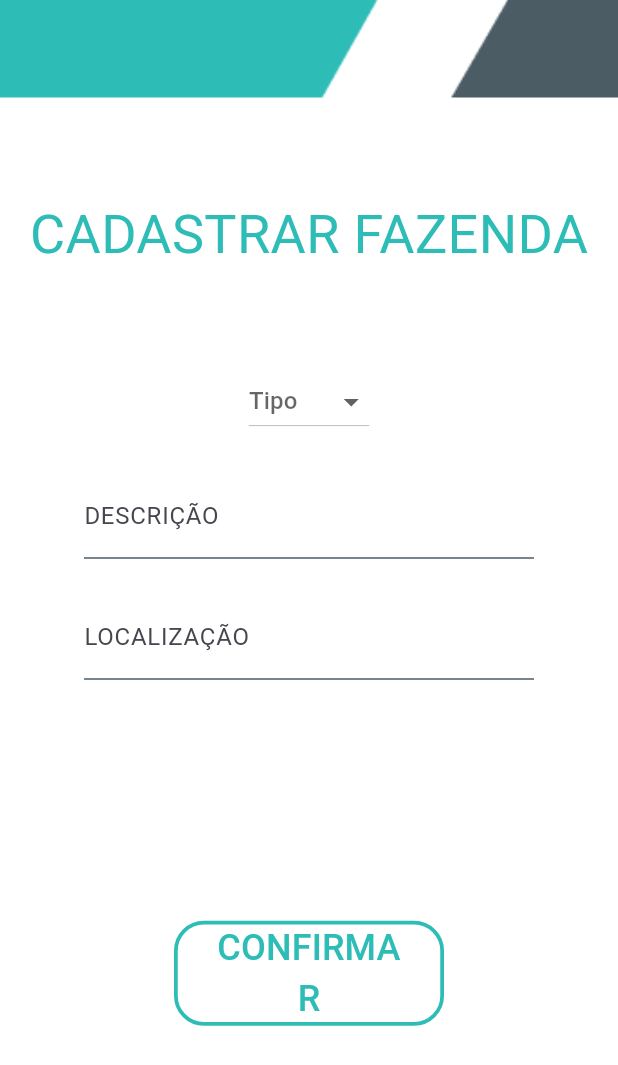
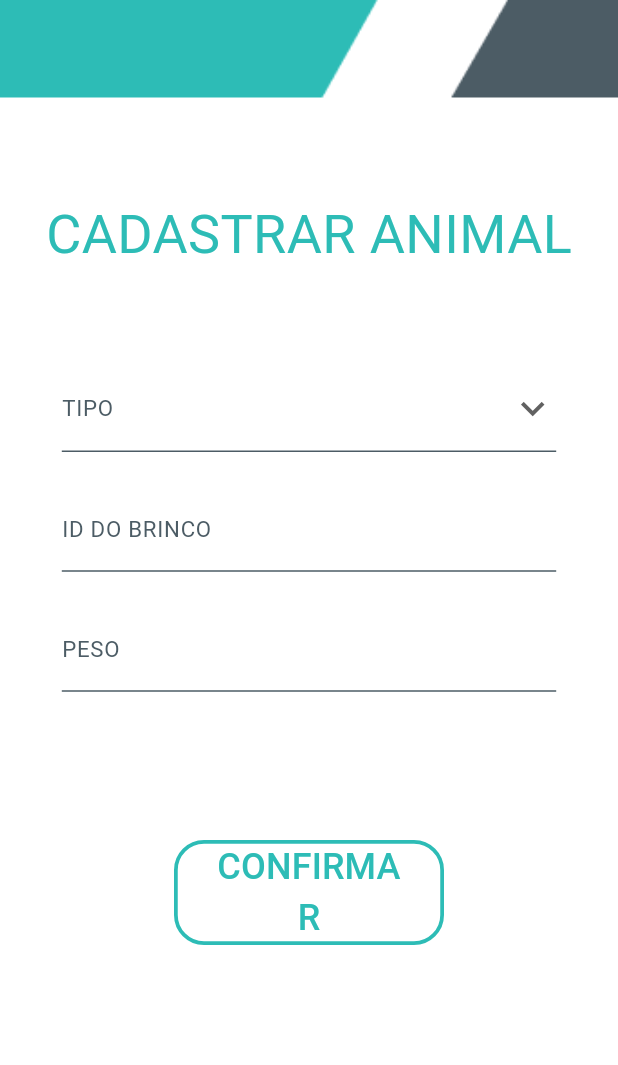
Before and after one commit to AndreLGDM/Tryber, a Flutter app: the screen it shows after launch, on a phone screen of 412 x 824 dp. Shown: the top 1065 px of the screen. Run offline on Flutter 3.47's test engine with Material 3 defaults, Android fonts, the phone set to English and light mode, and no system bars; our stand-ins replace google_fonts; Roboto replaces fonts that are missing (Kanit).

Commit message:
Added SingleChildScrollView when missing and finalized customDropDown

```diff
--- a/lib/models/body_design.dart
+++ b/lib/models/body_design.dart
@@ -30,9 +30,8 @@ class BodyDesign extends StatelessWidget {
             ),
             Expanded(
               child: Container(
-                color: const Color(0xFFFFFFFF),
-                child: const RegisterAnimal(),
-              ),
+                  color: const Color(0xFFFFFFFF),
+                  child: const RegisterAnimal()),
             ),
           ],
         ),
--- a/lib/models/custom_dropdown.dart
+++ b/lib/models/custom_dropdown.dart
@@ -1,36 +1,101 @@
 import 'package:flutter/material.dart';
+import 'package:google_fonts/google_fonts.dart';
 
-class CustomDropdown extends StatefulWidget {
-  const CustomDropdown({super.key, required this.items, required this.hint});
+class CustomDropdownWidget extends StatefulWidget {
+  const CustomDropdownWidget({super.key, required this.list});
 
-  final List<String> items;
-  final String hint;
+  final List<String> list;
 
   @override
-  State<CustomDropdown> createState() {
-    return _CustomDropdownState();
+  State<StatefulWidget> createState() {
+    return _CustomDropdownWidgetState();
   }
 }
 
-class _CustomDropdownState extends State<CustomDropdown> {
-  String? _selectedItem;
+class _CustomDropdownWidgetState extends State<CustomDropdownWidget> {
+  List<String> listaOriginal = [];
+  String? valueChoose;
+
+  @override
+  void initState() {
+    super.initState();
+    listaOriginal = List.of(widget.list);
+    valueChoose = null;
+  }
+
+  void _updateList(String? newValue) {
+    setState(() {
+      if (newValue != null) {
+        valueChoose = newValue;
+      } else {
+        valueChoose = null;
+      }
+    });
+  }
+
+  List<String> _getTemporaryList() {
+    if (valueChoose == null) {
+      return List.of(listaOriginal);
+    } else {
+      List<String> tempList = List.of(listaOriginal);
+      tempList.remove(valueChoose);
+      tempList.insert(0, valueChoose!);
+      return tempList;
+    }
+  }
 
   @override
   Widget build(BuildContext context) {
-    return DropdownButton<String>(
-      hint: Text(widget.hint),
-      value: _selectedItem,
-      onChanged: (String? newValue) {
-        setState(() {
-          _selectedItem = newValue;
-        });
-      },
-      items: widget.items.map<DropdownMenuItem<String>>((String value) {
-        return DropdownMenuItem<String>(
-          value: value,
-          child: Text(value),
-        );
-      }).toList(),
+    List<String> listaTemporaria = _getTemporaryList();
+
+    return SizedBox(
+      height: MediaQuery.of(context).size.height * 0.07,
+      width: MediaQuery.of(context).size.width * 0.8,
+      child: DropdownButtonFormField(
+        decoration: InputDecoration(
+          labelText: 'TIPO',
+          labelStyle: GoogleFonts.kanit(
+              color: const Color(0xFF4C5C65),
+              fontSize: MediaQuery.of(context).size.height * 0.018),
+          floatingLabelStyle: const TextStyle(color: Color(0xFF2DBCB6)),
+          enabledBorder: const UnderlineInputBorder(
+            borderSide: BorderSide(color: Color(0xFF4C5C65)),
+          ),
+          focusedBorder: const UnderlineInputBorder(
+            borderSide: BorderSide(
+              color: Color(0xFF2DBCB6),
+            ),
+          ),
+          disabledBorder: const UnderlineInputBorder(
+              borderSide: BorderSide(color: Color(0xFF4C5C65))),
+        ),
+        dropdownColor: const Color(0xFF2DBCB6),
+        icon: const Icon(Icons.keyboard_arrow_down),
+        iconSize: MediaQuery.of(context).size.height * 0.038,
+        isExpanded: false,
+        value: valueChoose,
+        onChanged: (newValue) {
+          FocusScope.of(context).requestFocus(FocusNode());
+          _updateList(newValue);
+        },
+        items: listaTemporaria.map((valueItem) {
+          return DropdownMenuItem(
+            value: valueItem,
+            child: Align(
+              alignment: Alignment.center,
+              child: Text(
+                valueItem,
+                style: GoogleFonts.kanit(
+                  fontSize: MediaQuery.of(context).size.height * 0.02,
+                  color: valueChoose == valueItem
+                      ? const Color(0xFF4C5C65)
+                      : Colors.white,
+                ),
+              ),
+            ),
+          );
+        }).toList(),
+      ),
     );
   }
 }
--- a/lib/models/input_design.dart
+++ b/lib/models/input_design.dart
@@ -1,4 +1,5 @@
 import 'package:flutter/material.dart';
+import 'package:google_fonts/google_fonts.dart';
 
 class InputDesign extends StatelessWidget {
   const InputDesign({super.key, required this.text});
@@ -8,10 +9,15 @@ class InputDesign extends StatelessWidget {
   @override
   Widget build(BuildContext context) {
     return SizedBox(
-      width: 300,
+      width: MediaQuery.of(context).size.width * 0.8,
       child: TextFormField(
+        cursorColor: const Color(0xFF2DBCB6),
+        cursorWidth: MediaQuery.of(context).size.width * 0.002,
         decoration: InputDecoration(
           labelText: text,
+          labelStyle: GoogleFonts.kanit(
+              color: const Color(0xFF4C5C65),
+              fontSize: MediaQuery.of(context).size.height * 0.018),
           floatingLabelStyle: const TextStyle(color: Color(0xFF2DBCB6)),
           enabledBorder: const UnderlineInputBorder(
             borderSide: BorderSide(color: Color(0xFF4C5C65)),
--- a/lib/pages/recovey_page.dart
+++ b/lib/pages/recovey_page.dart
@@ -8,7 +8,8 @@ class RecoveyPage extends StatelessWidget {
 
   @override
   Widget build(BuildContext context) {
-    return Column(mainAxisSize: MainAxisSize.min, children: [
+    return SingleChildScrollView(
+      child: Column(mainAxisSize: MainAxisSize.min, children: [
         SizedBox(height: MediaQuery.of(context).size.height * 0.11),
         Center(
           child: SizedBox(
@@ -23,6 +24,7 @@ class RecoveyPage extends StatelessWidget {
         const ButtonDesign(text: 'CONFIRMAR'),
         SizedBox(height: MediaQuery.of(context).size.height * 0.05),
         Text('Confirmar pelo celular', style: GoogleFonts.kanit())
-    ]);
+      ]),
+    );
   }
 }
--- a/lib/pages/register_animal.dart
+++ b/lib/pages/register_animal.dart
@@ -9,30 +9,34 @@ class RegisterAnimal extends StatelessWidget {
 
   @override
   Widget build(BuildContext context) {
-    return Column(
+    return SingleChildScrollView(
+      child: Column(
         children: [
           SizedBox(height: MediaQuery.of(context).size.height * 0.08),
           Text(
-          'CADASTRAR FAZENDA',
+            'CADASTRAR ANIMAL',
             style:
                 GoogleFonts.kanit(color: const Color(0xFF2DBCB6), fontSize: 36),
           ),
           SizedBox(height: MediaQuery.of(context).size.height * 0.075),
-        CustomDropdown(items: const [
+          const CustomDropdownWidget(
+            list: [
               'Bezerro',
               'Cabrito',
               'Cavalo',
               'Galinha',
               'Porco',
               'Ovelha'
-        ], hint: 'Tipo'),
+            ],
+          ),
           SizedBox(height: MediaQuery.of(context).size.height * 0.03),
-        const InputDesign(text: 'DESCRIÇÃO'),
+          const InputDesign(text: 'ID DO BRINCO'),
           SizedBox(height: MediaQuery.of(context).size.height * 0.03),
-        const InputDesign(text: 'LOCALIZAÇÃO'),
-        SizedBox(height: MediaQuery.of(context).size.height * 0.195),
+          const InputDesign(text: 'PESO'),
+          SizedBox(height: MediaQuery.of(context).size.height * 0.12),
           const ButtonDesign(text: 'CONFIRMAR')
         ],
+      ),
     );
   }
 }
--- a/lib/pages/register_farm_page.dart
+++ b/lib/pages/register_farm_page.dart
@@ -8,7 +8,8 @@ class RegisterFarmPage extends StatelessWidget {
 
   @override
   Widget build(BuildContext context) {
-    return Column(
+    return SingleChildScrollView(
+      child: Column(
         children: [
           SizedBox(height: MediaQuery.of(context).size.height * 0.08),
           Text(
@@ -25,6 +26,7 @@ class RegisterFarmPage extends StatelessWidget {
           SizedBox(height: MediaQuery.of(context).size.height * 0.195),
           const ButtonDesign(text: 'CONFIRMAR')
         ],
+      ),
     );
   }
 }
--- a/lib/pages/register_picket.dart
+++ b/lib/pages/register_picket.dart
@@ -8,7 +8,8 @@ class RegisterPicket extends StatelessWidget {
 
   @override
   Widget build(BuildContext context) {
-    return Column(
+    return SingleChildScrollView(
+      child: Column(
         children: [
           SizedBox(height: MediaQuery.of(context).size.height * 0.08),
           Text(
@@ -22,9 +23,10 @@ class RegisterPicket extends StatelessWidget {
           const InputDesign(text: 'TAMANHO'),
           SizedBox(height: MediaQuery.of(context).size.height * 0.03),
           const InputDesign(text: 'DESCRIÇÃO DO PIQUETE'),
-        SizedBox(height: MediaQuery.of(context).size.height * 0.195),
+          SizedBox(height: MediaQuery.of(context).size.height * 0.16),
           const ButtonDesign(text: 'CONFIRMAR')
         ],
+      ),
     );
   }
 }
--- a/lib/pages/register_trough.dart
+++ b/lib/pages/register_trough.dart
@@ -8,7 +8,8 @@ class RegisterTrough extends StatelessWidget {
 
   @override
   Widget build(BuildContext context) {
-    return Column(
+    return SingleChildScrollView(
+      child: Column(
         children: [
           SizedBox(height: MediaQuery.of(context).size.height * 0.08),
           Text(
@@ -27,6 +28,7 @@ class RegisterTrough extends StatelessWidget {
           SizedBox(height: MediaQuery.of(context).size.height * 0.055),
           const ButtonDesign(text: 'CONFIRMAR')
         ],
+      ),
     );
   }
 }
--- a/pubspec.yaml
+++ b/pubspec.yaml
@@ -36,6 +36,7 @@ dependencies:
   # Use with the CupertinoIcons class for iOS style icons.
   cupertino_icons: ^1.0.6
   google_fonts: ^6.2.1
+  getwidget: ^4.0.0
 
 dev_dependencies:
   flutter_test:
```
Also changed, not shown: lib/models/quiz_design.dart (+3 -5 lines), lib/pages/principal_page.dart (+10 -9 lines), pubspec.lock. Lines whose indentation alone changed are shown as unchanged.
